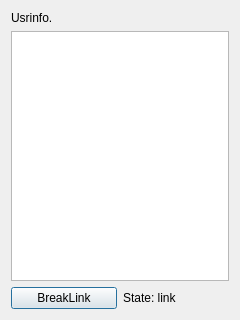
Qt form Client/client_gui/src/usrinfo.ui (zyoohv/Lilink) before a commit.
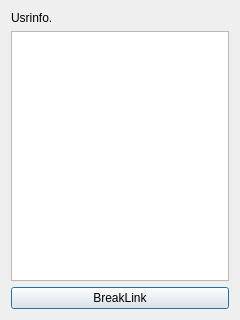
The same form after that commit.

```diff
--- a/Client/client_gui/src/usrinfo.ui
+++ b/Client/client_gui/src/usrinfo.ui
@@ -33,13 +33,6 @@
        </property>
       </widget>
      </item>
-     <item>
-      <widget class="QLabel" name="State">
-       <property name="text">
-        <string>State: link</string>
-       </property>
-      </widget>
-     </item>
     </layout>
    </item>
   </layout>
```
